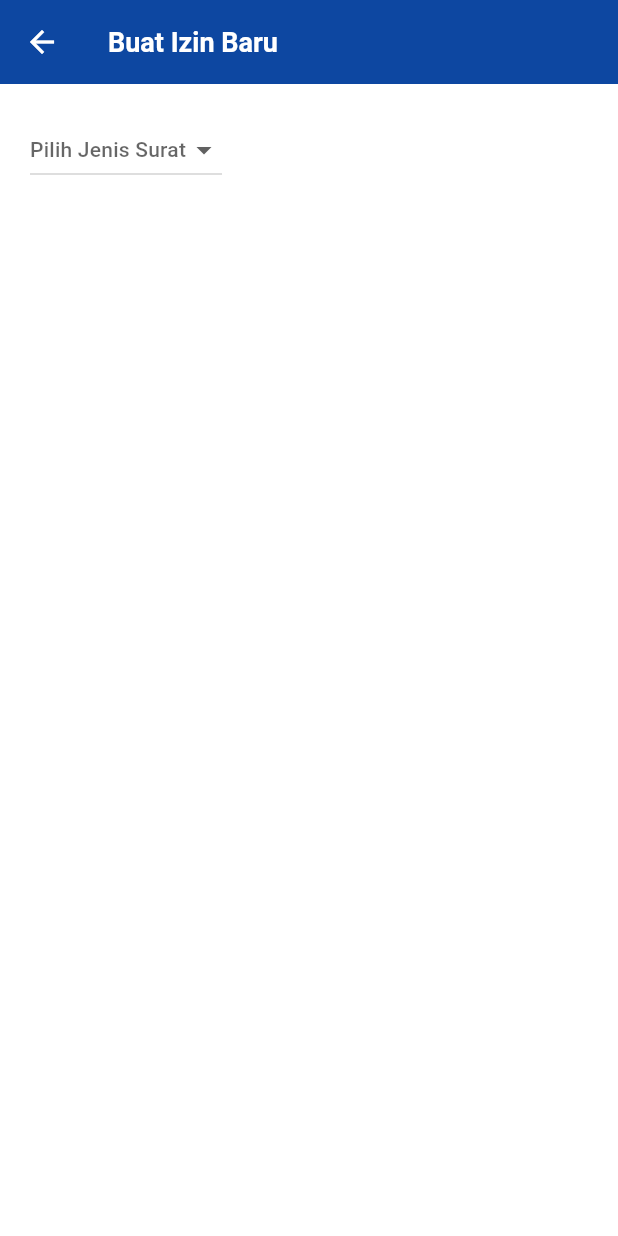
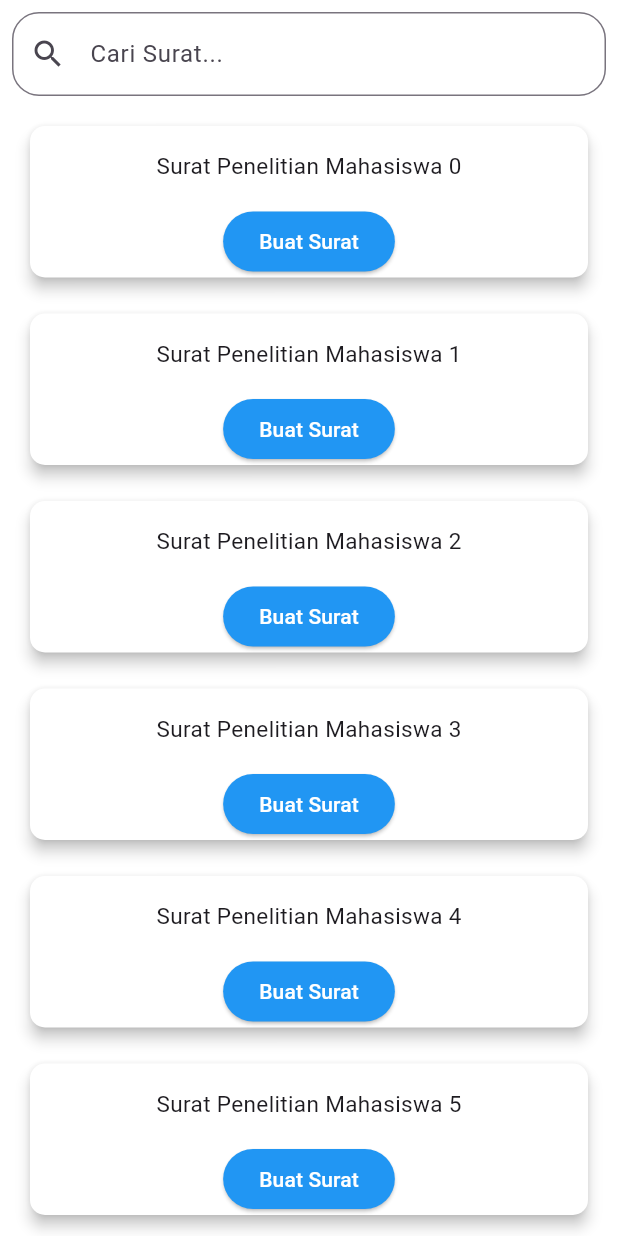
Before and after one commit to mohammad-diman/perizinan_ptsp, a Flutter app: the JenisSurat screen opened directly, on a phone screen of 412 x 824 dp. Run offline on Flutter 3.47's test engine with Material 3 defaults, Android fonts, the phone set to English and light mode, and no system bars; our stand-ins replace animate_do, dio, fl_chart, get, iconsax, image_picker and 2 more; accounts and stored records are empty; generated files the repository leaves out were written again.

```diff
--- /dev/null
+++ b/devtools_options.yaml
@@ -0,0 +1,3 @@
+description: This file stores settings for Dart & Flutter DevTools.
+documentation: https://docs.flutter.dev/tools/devtools/extensions#configure-extension-enablement-states
+extensions:
--- a/lib/form/jenis_surat.dart
+++ b/lib/form/jenis_surat.dart
@@ -1,5 +1,6 @@
+import 'package:b/model/item_models.dart';
 import 'package:flutter/material.dart';
-import 'package:iconsax/iconsax.dart';
+import 'package:provider/provider.dart';
 
 class JenisSurat extends StatefulWidget {
   const JenisSurat({super.key});
@@ -9,43 +10,107 @@ class JenisSurat extends StatefulWidget {
 }
 
 
+class _JenisSuratState extends State<JenisSurat> {
 
 
-class _JenisSuratState extends State<JenisSurat> {
 
-  List <String> surat = ['Penelitian A', 'Penelitian B', 'Penelitian C', 'Penelitian D', 'Penelitian E'];
+  TextEditingController _searchController = TextEditingController();
+  String searchQuery = '';
+  List<String> _allItems = List.generate(176, (index) => 'Surat Penelitian Mahasiswa $index');
+  List<String> _filteredItems = [];
 
 
-  String? selectedSurat;
+
+  @override
+  void initState() {
+    super.initState();
+
+    _filteredItems = _allItems;
+    _searchController.addListener(_filterItems);
+  }
+
+  @override
+  void dispose() {
+    _searchController.removeListener(_filterItems);
+    _searchController.dispose();
+    super.dispose();
+  }
+
+  void _filterItems() {
+    String query = _searchController.text.toLowerCase();
+    setState(() {
+      _filteredItems = _allItems
+          .where((item) => item.toLowerCase().contains(query))
+          .toList();
+    });
+  }
+
+  void _handleCardButtonPress(String item) {
+    final itemModel = Provider.of<ItemModel>(context, listen: false);
+    itemModel.addItem(item); // Ba tambah item ka model
+
+    // Kalo halaman izin so ta tampil, item langsung mo muncul
+  }
 
   @override
   Widget build(BuildContext context) {
+
+
     return Scaffold(
-      appBar: AppBar(
-        iconTheme: const IconThemeData(color: Colors.white),
-        title: const Text('Buat Izin Baru', style: TextStyle(
-            color: Colors.white, fontWeight: FontWeight.w700, fontSize: 18),),
-            backgroundColor: Colors.blue.shade900,
-      ),
-      body: Padding(
-        padding: const EdgeInsets.all(20.0),
-        child: DropdownButton(
-            hint: const Text('Pilih Jenis Surat', style: TextStyle(fontSize: 14),),
-            borderRadius: BorderRadius.circular(18),
-            dropdownColor: Colors.white,
-            value: selectedSurat,
-            onChanged: (String? newValue) {
-              setState(() {
-                selectedSurat = newValue;
-              });
-            },
-            items: surat.map<DropdownMenuItem<String>>((String value){
-              return DropdownMenuItem<String>(
-                  value: value,
-                  child: Text(value),
-              );
-            }).toList(),
-        ),
+      body: Column(
+        children: [
+          // Search bar di luar elemen scrollable
+          Padding(
+            padding: const EdgeInsets.all(8.0),
+            child: TextField(
+              controller: _searchController,
+              decoration: InputDecoration(
+                hintText: 'Cari Surat...',
+                border: OutlineInputBorder(borderRadius: BorderRadius.circular(18)),
+                prefixIcon: Icon(Icons.search),
+              ),
+            ),
+          ),
+          // ListView konten yang bisa mo scroll
+          Expanded(
+            child: ListView.builder(
+              itemCount: _filteredItems.length,
+              itemBuilder: (context, index) {
+                return Padding(
+                  padding: const EdgeInsets.symmetric(horizontal: 16.0, vertical: 8.0),
+                  child: Card(
+                    color: Colors.white,
+                    elevation: 4.0, // efek bayangan
+                    shape: RoundedRectangleBorder(
+                      borderRadius: BorderRadius.circular(10.0),
+                    ),
+                    child: Column(
+                      children: [
+                        Padding(
+                          padding: const EdgeInsets.all(16.0),
+                          child: Text(
+                            _filteredItems[index],
+                            style: TextStyle(fontSize: 15.0),
+                          ),
+                        ),
+                        // Tombol diCard
+                        ElevatedButton(
+                          onPressed: () {
+                            _handleCardButtonPress('${_filteredItems[index]}');
+                          },
+                          style: ElevatedButton.styleFrom(
+                            foregroundColor: Colors.white, backgroundColor: Colors.blue,
+                          ),
+                          child: Text('Buat Surat'),
+                        ),
+                      ],
+                    ),
+                  ),
+                );
+              },
+            ),
+          ),
+        ],
       ),
     );
   }
--- a/lib/model/authresponse.dart
+++ b/lib/model/authresponse.dart
@@ -10,12 +10,14 @@ class AuthResponse {
   final String? tokentype;
   final int? expiredAt;
   final Object? errors;
+  final String? error;
 
   AuthResponse({
     required this.token,
     required this.tokentype,
     required this.expiredAt,
     required this.errors,
+    required this.error,
   });
 
   factory AuthResponse.fromJson(Map<String, dynamic> json) => AuthResponse(
@@ -23,6 +25,7 @@ class AuthResponse {
         tokentype: json["token_type"],
         expiredAt: json["expires_in"],
         errors: json["errors"],
+        error: json["error"],
       );
 
   Map<String, dynamic> toJson() => {
@@ -30,5 +33,6 @@ class AuthResponse {
         "tokentype": tokentype,
         "expiredAt": expiredAt,
         "errors": errors.toString(),
+        "error": error,
       };
 }
--- /dev/null
+++ b/lib/model/item_models.dart
@@ -0,0 +1,22 @@
+import 'package:flutter/foundation.dart';
+
+class ItemModel with ChangeNotifier {
+  List<String> _items = [];
+
+  List<String> get items => _items;
+
+  void addItem(String item) {
+    _items.add(item);
+    notifyListeners(); // Ba kase tau semua listener kalo data so ta ubah
+  }
+
+  void removeItem(int index) {
+    _items.removeAt(index);
+    notifyListeners();
+  }
+
+  void updateItem(int index, String newItem) {
+    _items[index] = newItem;
+    notifyListeners();
+  }
+}
--- a/lib/navbar/navbar.dart
+++ b/lib/navbar/navbar.dart
@@ -46,5 +46,5 @@ class NavigationMenu extends StatelessWidget {
 class NavigationController extends GetxController{
   final Rx<int> selectedIndex = 0.obs;
 
-  final screens = [ const HomePage(), const IzinPage(),  const ProfilPage()];
+  final screens = [ const HomePage(), const IzinPage(izinItems: [],),  const ProfilPage()];
 }
--- a/pubspec.yaml
+++ b/pubspec.yaml
@@ -53,6 +53,8 @@ dependencies:
   dio: ^5.6.0
   image_picker: ^1.1.2
   path_provider: ^2.1.4
+  provider: ^6.1.2
+  json_annotation: ^4.9.0
 
 
 dev_dependencies:
```
Also changed, not shown: lib/client/service/auth_service.dart (+47 -0 lines), lib/client/token_manager.dart (added, +18 -0 lines), lib/exception/login_exception.dart (added, +9 -0 lines), lib/main.dart (+9 -1 lines), lib/page/izinbaru_page.dart (added, +38 -0 lines), lib/page/izinpage.dart (+92 -20 lines), lib/page/loginpage.dart (+46 -49 lines), lib/page/registerpage.dart (+34 -5 lines), pubspec.lock.
